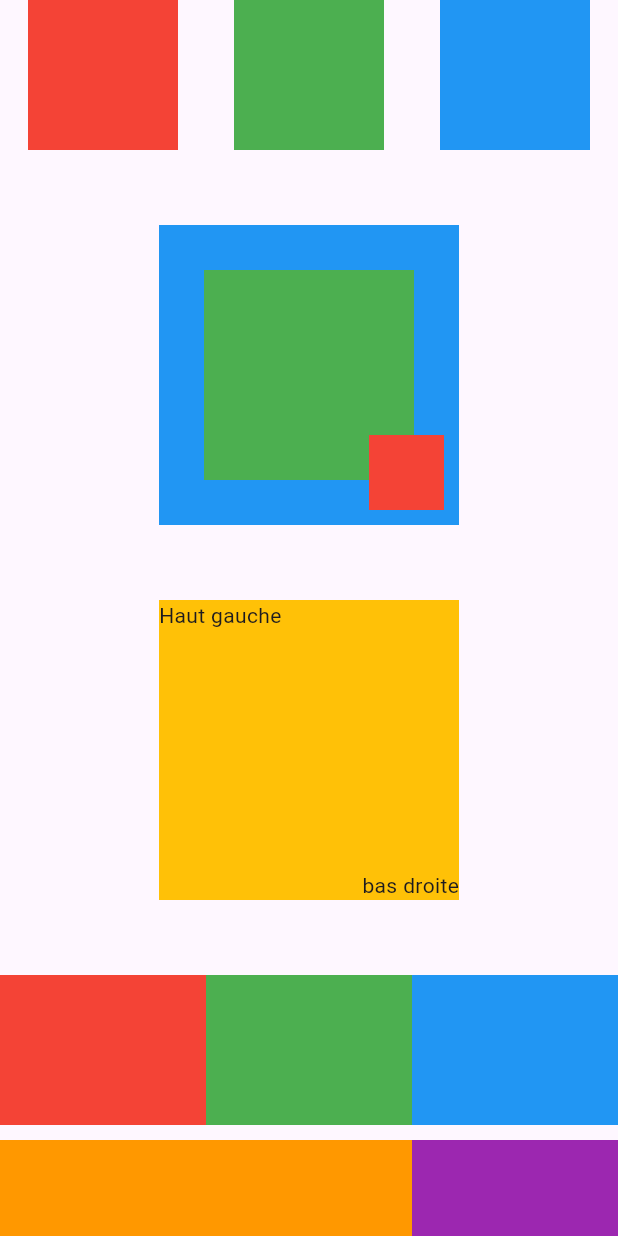
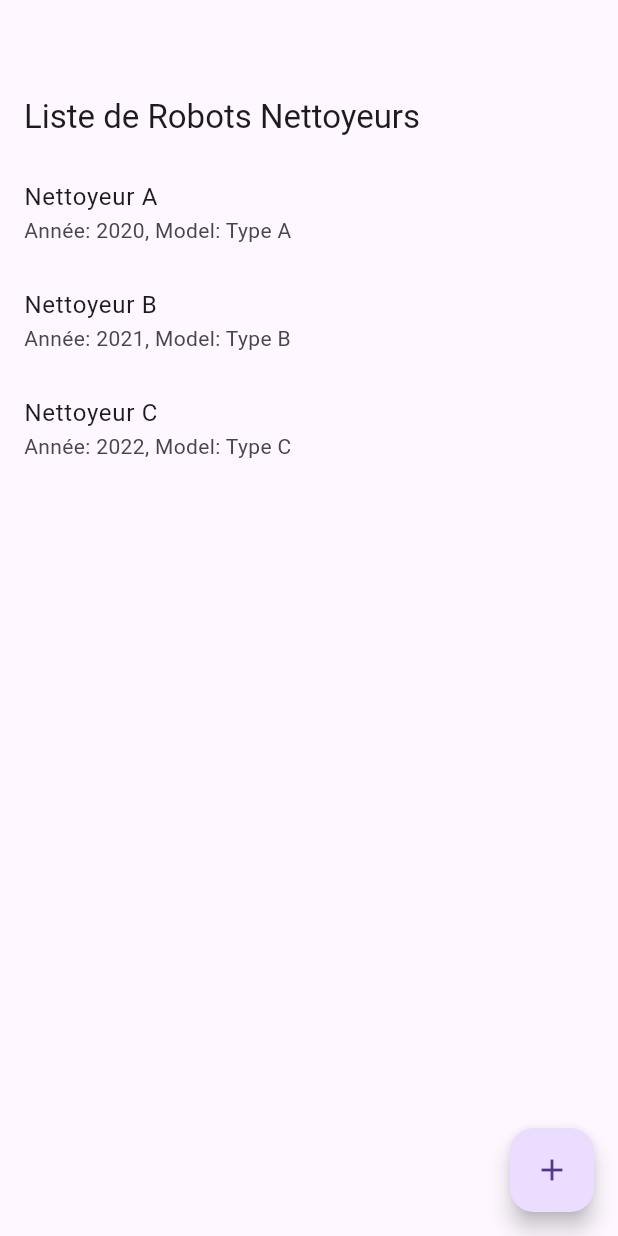
Before and after one commit to Xalovald/fluttermba2, a Flutter app: the screen it shows after launch, on a phone screen of 412 x 824 dp. Run offline on Flutter 3.47's test engine with Material 3 defaults, Android fonts, the phone set to English and light mode, and no system bars.

Commit message:
stateless widget to statefull widget

```diff
--- a/lib/domain.dart
+++ b/lib/domain.dart
@@ -1,3 +1,5 @@
+import 'package:flutter/cupertino.dart';
+
 class Robot {
   var name = '';
   var year = 0;
--- a/lib/main.dart
+++ b/lib/main.dart
@@ -1,6 +1,7 @@
 import 'package:flutter/cupertino.dart';
 import 'package:flutter/material.dart';
 import 'package:flutter/widgets.dart';
+import 'package:projectmba2/widget/robot/robot.dart';
 
 void main() {
   runApp(const MyApp());
@@ -17,116 +18,123 @@ class MyApp extends StatelessWidget {
           child: Column(
             mainAxisAlignment: MainAxisAlignment.center,
             children: <Widget>[
-              Row(
-                mainAxisAlignment: MainAxisAlignment.spaceAround,
-                children: <Widget>[
-                  Container(
-                    width: 100.0, // Largeur du carré
-                    height: 100.0, // Hauteur du carré (égale à la largeur)
-                    color: Colors.red, // Couleur de fond du carré
-                  ),
-                  Container(
-                    width: 100.0, // Largeur du carré
-                    height: 100.0, // Hauteur du carré (égale à la largeur)
-                    color: Colors.green, // Couleur de fond du carré
-                  ),
-                  Container(
-                    width: 100.0, // Largeur du carré
-                    height: 100.0, // Hauteur du carré (égale à la largeur)
-                    color: Colors.blue, // Couleur de fond du carré
-                  ),
-                ],
+              // Row(
+              //   mainAxisAlignment: MainAxisAlignment.spaceAround,
+              //   children: <Widget>[
+              //     Container(
+              //       width: 100.0, // Largeur du carré
+              //       height: 100.0, // Hauteur du carré (égale à la largeur)
+              //       color: Colors.red, // Couleur de fond du carré
+              //     ),
+              //     Container(
+              //       width: 100.0, // Largeur du carré
+              //       height: 100.0, // Hauteur du carré (égale à la largeur)
+              //       color: Colors.green, // Couleur de fond du carré
+              //     ),
+              //     Container(
+              //       width: 100.0, // Largeur du carré
+              //       height: 100.0, // Hauteur du carré (égale à la largeur)
+              //       color: Colors.blue, // Couleur de fond du carré
+              //     ),
+              //   ],
+              // ),
+              // SizedBox(height: 50),
+              // Stack(
+              //   children: <Widget>[
+              //     Container(
+              //       width: 200.0,
+              //       height: 200.0,
+              //       color: Colors.blue,
+              //     ),
+              //     Positioned(
+              //       top: 30,
+              //       left: 30,
+              //       right: 30,
+              //       bottom: 30,
+              //       child: Container(
+              //         width: 150.0,
+              //         height: 150.0,
+              //         color: Colors.green,
+              //       ),
+              //     ),
+              //     Positioned(
+              //       top: 140,
+              //       left: 140,
+              //       child: Container(
+              //         width: 50.0,
+              //         height: 50.0,
+              //         color: Colors.red,
+              //       ),
+              //     ),
+              //   ],
+              // ),
+              // SizedBox(height: 50),
+              // Stack(
+              //   children: <Widget>[
+              //     Container(
+              //       height: 200.0,
+              //       width: 200.0,
+              //       color: Colors.amber,
+              //       child: Stack(
+              //         children: <Widget>[
+              //           Align(
+              //             alignment: Alignment.bottomRight,
+              //             child: Text('bas droite'),
+              //           ),
+              //           Align(
+              //             alignment: Alignment.topLeft,
+              //             child: Text('Haut gauche'),
+              //           ),
+              //         ],
+              //       ),
+              //     ),
+              //   ],
+              // ),
+              // SizedBox(height: 50),
+              // Row(
+              //   mainAxisAlignment: MainAxisAlignment.spaceAround,
+              //   children: <Widget>[
+              //     Expanded(
+              //         child: Container(
+              //       height: 100.0, // Hauteur du carré (égale à la largeur)
+              //       color: Colors.red, // Couleur de fond du carré
+              //     )),
+              //     Expanded(
+              //         child: Container(
+              //       height: 100.0, // Hauteur du carré (égale à la largeur)
+              //       color: Colors.green, // Couleur de fond du carré
+              //     )),
+              //     Expanded(
+              //         child: Container(
+              //       height: 100.0, // Hauteur du carré (égale à la largeur)
+              //       color: Colors.blue, // Couleur de fond du carré
+              //     )),
+              //   ],
+              // ),
+              // SizedBox(height: 10),
+              // Row(
+              //   children: <Widget>[
+              //     Flexible(
+              //         flex: 2,
+              //         child: Container(
+              //           height: 80.0, // Hauteur du carré (égale à la largeur)
+              //           color: Colors.orange, // Couleur de fond du carré
+              //         )),
+              //     Flexible(
+              //         flex: 1,
+              //         child: Container(
+              //           height: 80.0, // Hauteur du carré (égale à la largeur)
+              //           color: Colors.purple, // Couleur de fond du carré
+              //         ))
+              //   ],
+              // ),
+
+              SizedBox(height: 50),
+
+              // Ajouter ici le widget RobotList
+              Expanded(
+                child: RobotList(), // Affiche la liste des robots nettoyeurs
               ),
-              SizedBox(height: 50),
-              Stack(
-                children: <Widget>[
-                  Container(
-                    width: 200.0,
-                    height: 200.0,
-                    color: Colors.blue,
-                  ),
-                  Positioned(
-                    top: 30,
-                    left: 30,
-                    right: 30,
-                    bottom: 30,
-                    child: Container(
-                      width: 150.0,
-                      height: 150.0,
-                      color: Colors.green,
-                    ),
-                  ),
-                  Positioned(
-                    top: 140,
-                    left: 140,
-                    child: Container(
-                      width: 50.0,
-                      height: 50.0,
-                      color: Colors.red,
-                    ),
-                  ),
-                ],
-              ),
-              SizedBox(height: 50),
-              Stack(
-                children: <Widget>[
-                  Container(
-                    height: 200.0,
-                    width: 200.0,
-                    color: Colors.amber,
-                    child: Stack(
-                      children: <Widget>[
-                        Align(
-                          alignment: Alignment.bottomRight,
-                          child: Text('bas droite'),
-                        ),
-                        Align(
-                          alignment: Alignment.topLeft,
-                          child: Text('Haut gauche'),
-                        ),
-                      ],
-                    ),
-                  ),
-                ],
-              ),
-              SizedBox(height: 50),
-              Row(
-                mainAxisAlignment: MainAxisAlignment.spaceAround,
-                children: <Widget>[
-                  Expanded(
-                      child: Container(
-                    height: 100.0, // Hauteur du carré (égale à la largeur)
-                    color: Colors.red, // Couleur de fond du carré
-                  )),
-                  Expanded(
-                      child: Container(
-                    height: 100.0, // Hauteur du carré (égale à la largeur)
-                    color: Colors.green, // Couleur de fond du carré
-                  )),
-                  Expanded(
-                      child: Container(
-                    height: 100.0, // Hauteur du carré (égale à la largeur)
-                    color: Colors.blue, // Couleur de fond du carré
-                  )),
-                ],
-              ),
-              SizedBox(height: 10),
-              Row(
-                children: <Widget>[
-                  Flexible(
-                      flex: 2,
-                      child: Container(
-                        height: 80.0, // Hauteur du carré (égale à la largeur)
-                        color: Colors.orange, // Couleur de fond du carré
-                      )),
-                  Flexible(
-                      flex: 1,
-                      child: Container(
-                        height: 80.0, // Hauteur du carré (égale à la largeur)
-                        color: Colors.purple, // Couleur de fond du carré
-                      ))
-                ],
-              )
             ],
           ),
         ),
--- a/widget/robot/robot.dart
+++ b/lib/widget/robot/robot.dart
@@ -3,14 +3,25 @@ import 'package:flutter/material.dart';
 import 'package:flutter/widgets.dart';
 import 'package:projectmba2/domain.dart';
 
-class RobotList extends StatelessWidget {
+class RobotList extends StatefulWidget {
   const RobotList({super.key});
-  // Liste de robots nettoyeurs
+
+  @override
+  _RobotListState createState() => _RobotListState();
+}
+
+class _RobotListState extends State<RobotList> {
   final List<RobotNettoyeur> robots = [
     RobotNettoyeur('Nettoyeur A', 2020, 'Type A'),
     RobotNettoyeur('Nettoyeur B', 2021, 'Type B'),
     RobotNettoyeur('Nettoyeur C', 2022, 'Type C'),
   ];
+
+  void _addRobot() {
+    setState(() {
+      robots.add(RobotNettoyeur('Nouveau Robot', 2023, 'Type X'));
+    });
+  }
 
   @override
   Widget build(BuildContext context) {
@@ -24,13 +35,18 @@ class RobotList extends StatelessWidget {
           final robot = robots[index];
           return ListTile(
             title: Text(robot.name),
-            subtitle: Text('Année: ${robot.year}, Type: ${robot.type}'),
+            subtitle: Text('Année: ${robot.year}, Model: ${robot.type}'),
             onTap: () {
               robot.walk(); // Affiche "Je marche !!" dans la console
             },
           );
         },
       ),
+      floatingActionButton: FloatingActionButton(
+        onPressed: _addRobot,
+        tooltip: 'Ajouter un robot',
+        child: Icon(Icons.add),
+      ),
     );
   }
 }
```
